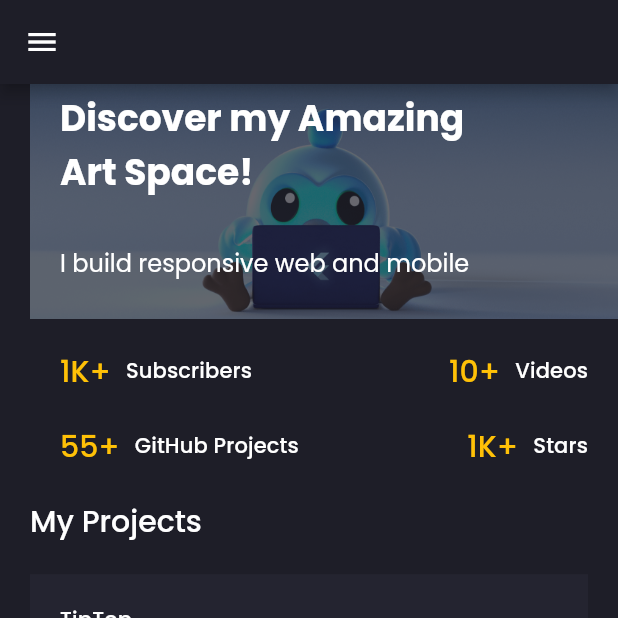
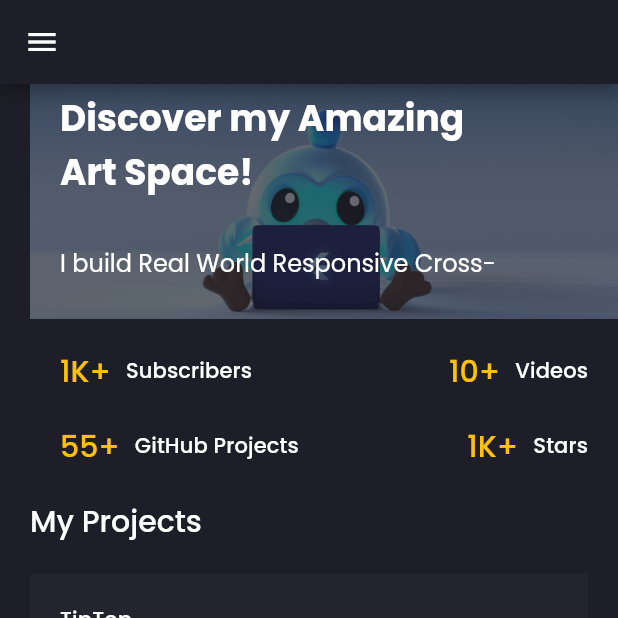
Before and after one commit to MeYo0o/Moaz-Dev-Portfolio, a Flutter app: the screen it shows after launch, on a phone screen of 412 x 824 dp, the top half of it. Run offline on Flutter 3.47's test engine with Material 2 defaults, Android fonts, the phone set to English and light mode, and no system bars; drawn by our look-alikes of animated_text_kit; our stand-ins replace firebase_core, flutter_svg, get, google_fonts, url_strategy; accounts and stored records are empty.

Commit message:
update: Projects Promotion.

```diff
--- a/lib/screens/home/components/home_banner.dart
+++ b/lib/screens/home/components/home_banner.dart
@@ -41,11 +41,17 @@ class HomeBanner extends StatelessWidget {
                       Text(
                         "Discover my Amazing \nArt Space!",
                         style: Responsive.isDesktop(context)
-                            ? Theme.of(context).textTheme.headline3!.copyWith(
+                            ? Theme.of(context)
+                                .textTheme
+                                .displaySmall!
+                                .copyWith(
                                   fontWeight: FontWeight.bold,
                                   color: Colors.white,
                                 )
-                            : Theme.of(context).textTheme.headline5!.copyWith(
+                            : Theme.of(context)
+                                .textTheme
+                                .headlineSmall!
+                                .copyWith(
                                   fontWeight: FontWeight.bold,
                                   color: Colors.white,
                                 ),
@@ -91,7 +97,7 @@ class MyBuildAnimatedText extends StatelessWidget {
   Widget build(BuildContext context) {
     return DefaultTextStyle(
       // it applies same style to all the widgets under it
-      style: Theme.of(context).textTheme.subtitle1!,
+      style: Theme.of(context).textTheme.titleMedium!,
       maxLines: 1,
       child: Row(
         children: [
@@ -121,19 +127,23 @@ class AnimatedText extends StatelessWidget {
     return AnimatedTextKit(
       animatedTexts: [
         TyperAnimatedText(
-          "responsive web and mobile applications.",
+          "Real World Responsive Cross-Platform Applications. [Desktop, Web & Mobile]",
           speed: Duration(milliseconds: 60),
         ),
         TyperAnimatedText(
-          "Complete e-Commerce app UI.",
+          "Food Delivery app with Driver Location Tracking [Tiptop]",
           speed: Duration(milliseconds: 60),
         ),
         TyperAnimatedText(
-          "Food Delivery app with dark and light theme.",
+          "Social Media / Work Platform [CVme]",
           speed: Duration(milliseconds: 60),
         ),
         TyperAnimatedText(
-          "Payment Gateway app with multiple themes.",
+          "Learning Courses App [All Academy]",
+          speed: Duration(milliseconds: 60),
+        ),
+        TyperAnimatedText(
+          "Payment Gateway app [Wakty]",
           speed: Duration(milliseconds: 60),
         ),
       ],
```
